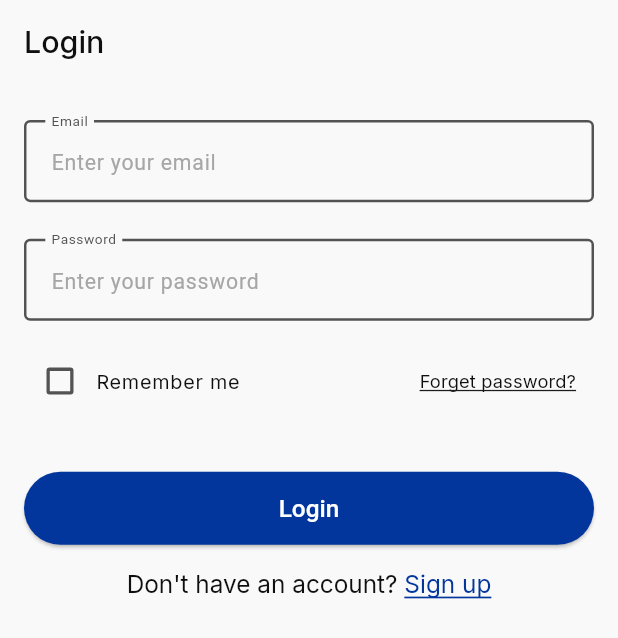
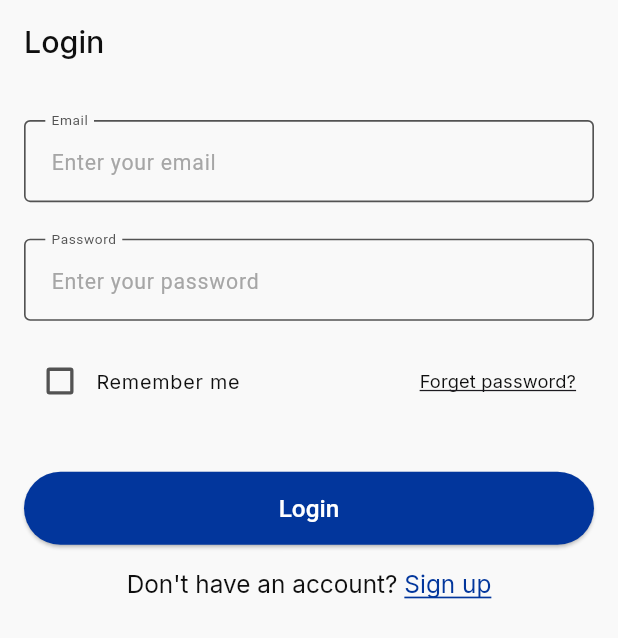
Before and after one commit to tech-ahmedradwan/c4-exam-app-team5, a Flutter app: the screen it shows after launch, on a phone screen of 412 x 824 dp. Shown: the top 638 px of the screen. Run offline on Flutter 3.47's test engine with Material 3 defaults, Android fonts, the phone set to English and light mode, and no system bars; our stand-ins replace bloc, cherry_toast, dio, equatable, flutter_bloc, flutter_easyloading and 12 more; generated files the repository leaves out were written again.

```diff
--- a/lib/core/constants/app_strings/app_strings.dart
+++ b/lib/core/constants/app_strings/app_strings.dart
@@ -93,4 +93,5 @@ abstract class AppStrings {
 
   //------------------ Explore --------------
   static const String browseBySubject = 'Browse by subject';
+  static const String search = 'search';
 }
--- a/lib/core/styles/app_colors.dart
+++ b/lib/core/styles/app_colors.dart
@@ -10,7 +10,7 @@ class AppColors {
   static const Color placeHolderColor = Color(0xFFA6A6A6);
   static const Color borderColor = Color(0xFF535353);
   static const Color errorBorderColor = Colors.red;
-  static const Color disabledButtonColor = Color(0xFF878787);
+  static const Color lightGrayColor = Color(0xFF878787);
   static const Color lightBlueColor = Color(0xffEDEFF3);
   static const Color blueColor = Color(0xffCCD7EB);
   static const Color redErrorColor = Color(0xffCC1010);
--- a/lib/core/themes/app_theme.dart
+++ b/lib/core/themes/app_theme.dart
@@ -34,35 +34,35 @@ class AppThemes {
 
       contentPadding: EdgeInsets.symmetric(
         horizontal: AppSizes.h14,
-        vertical: AppSizes.p14,
+        vertical: AppSizes.pw14,
       ),
       floatingLabelBehavior: FloatingLabelBehavior.always,
       enabledBorder: OutlineInputBorder(
         borderRadius: BorderRadius.circular(AppSizes.r4),
         borderSide: BorderSide(
           color: AppColors.borderColor,
-          width: AppSizes.w1_5,
+          width: AppSizes.w1,
         ),
       ),
       focusedBorder: OutlineInputBorder(
         borderRadius: BorderRadius.circular(AppSizes.r4),
         borderSide: BorderSide(
           color: AppColors.borderColor,
-          width: AppSizes.w1_5,
+          width: AppSizes.w1,
         ),
       ),
       errorBorder: OutlineInputBorder(
         borderRadius: BorderRadius.circular(AppSizes.r4),
         borderSide: BorderSide(
           color: AppColors.errorBorderColor,
-          width: AppSizes.w1_5,
+          width: AppSizes.w1,
         ),
       ),
       focusedErrorBorder: OutlineInputBorder(
         borderRadius: BorderRadius.circular(AppSizes.r4),
         borderSide: BorderSide(
           color: AppColors.errorBorderColor,
-          width: AppSizes.w1_5,
+          width: AppSizes.w1,
         ),
       ),
     ),
--- a/lib/core/utils/app_sizes.dart
+++ b/lib/core/utils/app_sizes.dart
@@ -18,7 +18,7 @@ class AppSizes {
   static final double h80 = 80.0.h;
 
   /// App Sizes - widths
-  static final double w1_5 = 1.5.w;
+  static final double w1 = 1.0.w;
   static final double w4 = 4.0.w;
   static final double w8 = 8.0.w;
   static final double w12 = 12.0.w;
@@ -60,17 +60,18 @@ class AppSizes {
   static final double r64 = 64.0.r;
 
   /// App Sizes - padding horizontal
-  static final double p8 = 8.0.w;
-  static final double p12 = 12.0.w;
-  static final double p14 = 14.0.w;
-  static final double p16 = 16.0.w;
-  static final double p20 = 20.0.w;
-  static final double p24 = 24.0.w;
-  static final double p32 = 32.0.w;
-  static final double p40 = 40.0.w;
-  static final double p48 = 48.0.w;
-  static final double p56 = 56.0.w;
-  static final double p64 = 64.0.w;
+  static final double pw4 = 4.0.w;
+  static final double pw8 = 8.0.w;
+  static final double pw12 = 12.0.w;
+  static final double pw14 = 14.0.w;
+  static final double pw16 = 16.0.w;
+  static final double pw20 = 20.0.w;
+  static final double pw24 = 24.0.w;
+  static final double pw32 = 32.0.w;
+  static final double pw40 = 40.0.w;
+  static final double pw48 = 48.0.w;
+  static final double pw56 = 56.0.w;
+  static final double pw64 = 64.0.w;
 
   /// App Sizes - icon sizes
   static final double icon16 = 16.0.r;
--- a/lib/features/explore/presentation/view_models/explore_subjects/explore_subjects_event.dart
+++ b/lib/features/explore/presentation/view_models/explore_subjects/explore_subjects_event.dart
@@ -3,3 +3,9 @@ sealed class ExploreSubjectsEvent {
 }
 
 final class FetchExploreSubjects extends ExploreSubjectsEvent {}
+
+final class SearchInSubjects extends ExploreSubjectsEvent {
+  SearchInSubjects({required this.value});
+
+  final String value;
+}
--- a/lib/features/home_layout/presentation/views/home_layout_view.dart
+++ b/lib/features/home_layout/presentation/views/home_layout_view.dart
@@ -38,7 +38,7 @@ class _HomeLayoutViewState extends State<HomeLayoutView> {
   Widget build(BuildContext context) {
     return Scaffold(
       appBar: AppBar(
-        titleSpacing: AppSizes.p16,
+        titleSpacing: AppSizes.pw16,
         title: Text(
           _homeLayoutEnum.appBarTitle,
           style: _homeLayoutEnum.index == 0
```
Also changed, not shown: lib/features/explore/presentation/view_models/explore_subjects/explore_subjects_cubit.dart (+39 -6 lines), lib/features/explore/presentation/views/widgets/custom_search_textfield.dart (added, +44 -0 lines), lib/features/explore/presentation/views/widgets/explore_view_body.dart (+15 -5 lines).
